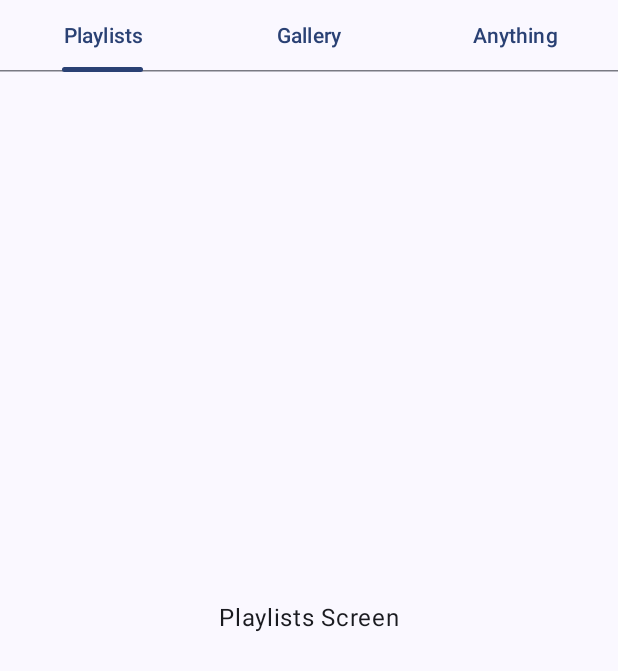
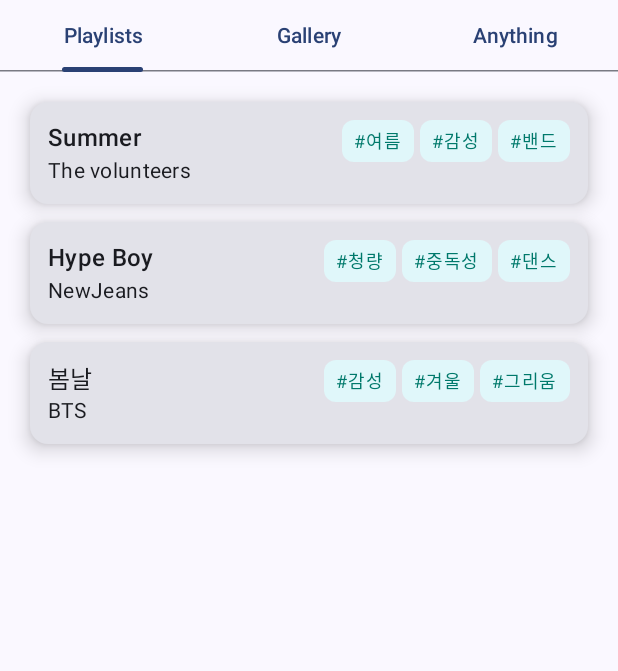
Before and after one commit to haimin13/mcweek1, an Android app built with Jetpack Compose: the screen it shows after launch (MainActivity), on a phone screen of 412 x 824 dp. Shown: the top 671 px of the screen. Run offline under Robolectric (Android 15) with nearby library versions, the phone set to English and light mode, and no system bars.

Commit message:
playlist 구현

```diff
--- a/app/src/main/java/com/example/myapplication1/MainActivity.kt
+++ b/app/src/main/java/com/example/myapplication1/MainActivity.kt
@@ -4,36 +4,65 @@ import android.os.Bundle
 import androidx.activity.ComponentActivity
 import androidx.activity.compose.setContent
 import androidx.activity.enableEdgeToEdge
+import androidx.compose.foundation.background
+import androidx.compose.foundation.clickable
+import androidx.compose.foundation.horizontalScroll
+import androidx.compose.foundation.layout.Arrangement
 import androidx.compose.foundation.layout.Box
+import androidx.compose.foundation.layout.Column
+import androidx.compose.foundation.layout.PaddingValues
+import androidx.compose.foundation.layout.Row
+import androidx.compose.foundation.layout.Spacer
 import androidx.compose.foundation.layout.fillMaxSize
+import androidx.compose.foundation.layout.fillMaxWidth
+import androidx.compose.foundation.layout.height
 import androidx.compose.foundation.layout.padding
+import androidx.compose.foundation.layout.size
 import androidx.compose.foundation.layout.systemBarsPadding
+import androidx.compose.foundation.lazy.LazyColumn
 import androidx.compose.foundation.lazy.grid.GridCells
 import androidx.compose.foundation.lazy.grid.LazyVerticalGrid
+import androidx.compose.foundation.rememberScrollState
+import androidx.compose.foundation.verticalScroll
+import androidx.compose.foundation.lazy.items
+import androidx.compose.foundation.shape.RoundedCornerShape
 import androidx.compose.material.icons.Icons
 import androidx.compose.material.icons.filled.Favorite
+import androidx.compose.material.icons.filled.Info
 import androidx.compose.material.icons.filled.MoreVert
 import androidx.compose.material.icons.filled.PlayArrow
+import androidx.compose.material3.AlertDialog
+import androidx.compose.material3.Card
+import androidx.compose.material3.CardDefaults
 import androidx.compose.material3.ExperimentalMaterial3Api
+import androidx.compose.material3.Icon
+import androidx.compose.material3.MaterialTheme
 import androidx.compose.material3.Scaffold
 import androidx.compose.material3.Text
 import androidx.compose.material3.PrimaryTabRow
 import androidx.compose.material3.Tab
+import androidx.compose.material3.TextButton
 import androidx.compose.runtime.Composable
 import androidx.compose.runtime.getValue
 import androidx.compose.runtime.mutableIntStateOf
+import androidx.compose.runtime.mutableStateOf
+import androidx.compose.runtime.remember
 import androidx.compose.runtime.saveable.rememberSaveable
 import androidx.compose.runtime.setValue
 import androidx.compose.ui.Alignment
 import androidx.compose.ui.Modifier
+import androidx.compose.ui.graphics.Color
 import androidx.compose.ui.graphics.vector.ImageVector
 import androidx.compose.ui.text.style.TextOverflow
 import androidx.compose.ui.tooling.preview.Preview
+import androidx.compose.ui.unit.dp
+import androidx.compose.ui.unit.sp
 import androidx.navigation.NavHostController
 import com.example.myapplication1.ui.theme.MyApplication1Theme
 import androidx.navigation.compose.NavHost
 import androidx.navigation.compose.composable
 import androidx.navigation.compose.rememberNavController
+
 
 enum class Destinations(
     val route: String,
@@ -63,15 +92,81 @@ class MainActivity : ComponentActivity() {
     }
 }
 
+data class Song(
+    val title: String,
+    val artist: String,
+    val keywords: List<String>
+)
+
+val playList = listOf(
+    Song("Summer", "The volunteers", listOf("여름", "감성", "밴드")),
+    Song("Hype Boy", "NewJeans", listOf("청량", "중독성", "댄스")),
+    Song("봄날", "BTS", listOf("감성", "겨울", "그리움"))
+)
+
 @Composable
 fun PlaylistsScreen(modifier: Modifier = Modifier) {
     Box(
-        modifier = Modifier.fillMaxSize(),
-        contentAlignment = Alignment.Center
+        modifier = Modifier
+            .fillMaxSize(),
+        contentAlignment = Alignment.TopCenter
     ) {
-        Text("Playlists Screen")
+//        Text("Playlists Screen")
+        PlaylistView(playList)
     }
 }
+
+@Composable
+fun PlaylistView(playlist: List<Song>) {
+    LazyColumn(
+        modifier = Modifier.fillMaxSize(),
+        contentPadding = PaddingValues(20.dp),
+        verticalArrangement = Arrangement.spacedBy(12.dp)
+    ) {
+        items(playlist) { item ->
+            PlaylistItem(song = item)
+        }
+    }
+}
+
+@Composable
+fun PlaylistItem(song: Song) {
+
+
+    Card(
+        modifier = Modifier
+            .fillMaxWidth(),
+        elevation = CardDefaults.cardElevation(defaultElevation = 8.dp)
+    ) {
+        Row(
+            modifier = Modifier
+                .padding(12.dp)
+                .fillMaxWidth(),
+            horizontalArrangement = Arrangement.SpaceBetween
+        ) {
+            Column() {
+                Text(song.title, style = MaterialTheme.typography.titleMedium)
+                Text(song.artist, style = MaterialTheme.typography.bodyMedium)
+            }
+
+            Spacer(modifier = Modifier.height(8.dp))
+
+            Row(horizontalArrangement = Arrangement.spacedBy(4.dp)) {
+                song.keywords.forEach {keyword ->
+                    Box(
+                        modifier = Modifier
+                        .background(Color(0xFFE0F7FA), shape = RoundedCornerShape(8.dp))
+                        .padding(horizontal = 8.dp, vertical = 2.dp)
+                    ) {
+                        Text("#$keyword", fontSize = 12.sp, color = Color(0xFF00796B))
+                    }
+                }
+            }
+        }
+    }
+}
+
+
 
 @Composable
 fun GalleryScreen(modifier: Modifier = Modifier) {
@@ -121,10 +216,9 @@ fun Tabs(modifier: Modifier = Modifier) {
     val navController = rememberNavController()
     val startDestination = Destinations.PLAYLISTS
     var selectedDestination by rememberSaveable { mutableIntStateOf(startDestination.ordinal) }
-    Scaffold(modifier = modifier) { contentPadding ->
+    Column(modifier = modifier) {
         PrimaryTabRow(
             selectedTabIndex = selectedDestination,
-            modifier = Modifier.padding(contentPadding)
         ) {
             Destinations.entries.forEachIndexed { index, destination ->
                 Tab(
```
